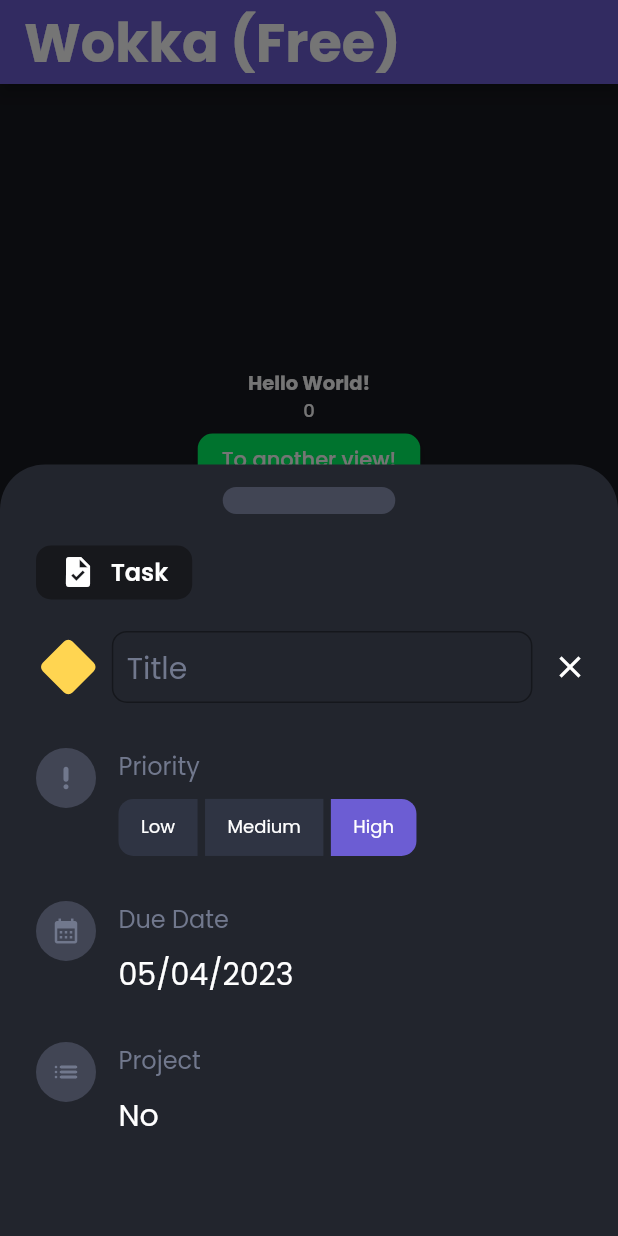
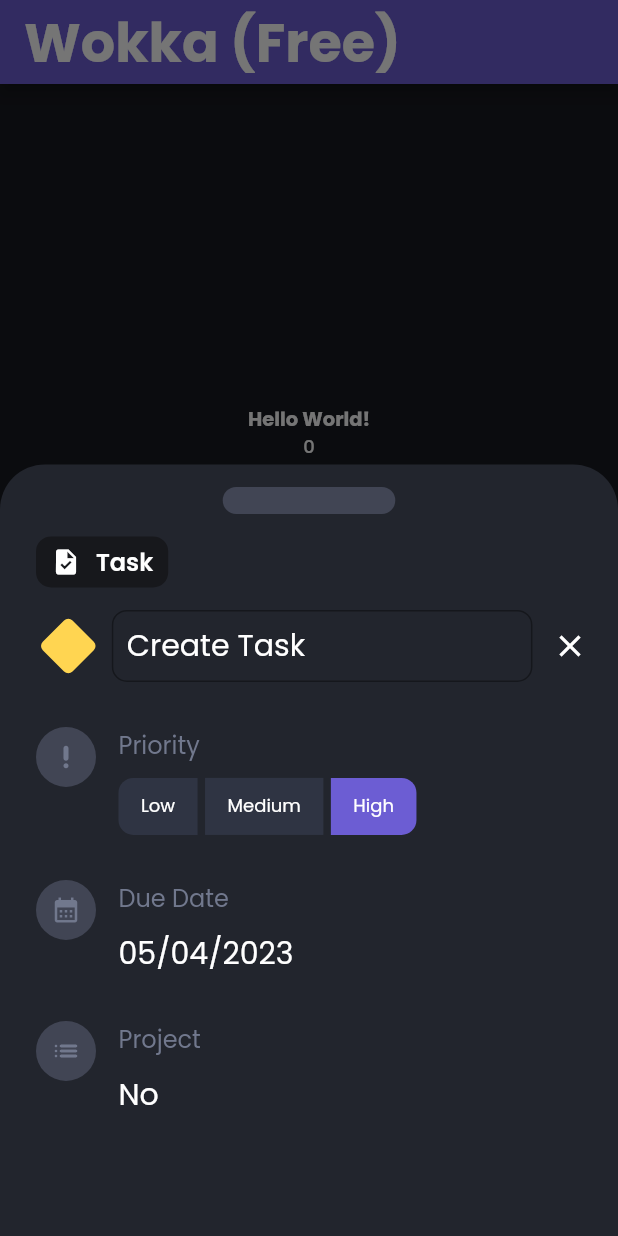
Before and after one commit to DreFlo/lgp-2223-sc1, a Flutter app: the screen it shows after launch, after a tap on "Create Form", on a phone screen of 412 x 824 dp. Run offline on Flutter 3.47's test engine with Material 2 defaults, Android fonts, the phone set to English and light mode, and no system bars; our stand-ins replace floor, flutter_svg, get_it, like_button, lottie, rive and 1 more; missing offline and left inert: emojis; accounts and stored records are empty; generated files the repository leaves out were written again.

Commit message:
Just some cleaning.

```diff
--- a/src/lib/pages/HomePage.dart
+++ b/src/lib/pages/HomePage.dart
@@ -6,6 +6,7 @@ import 'package:src/animation_test/main.dart';
 import 'package:src/daos/person_dao.dart';
 import 'package:src/models/person.dart';
 import 'package:src/pages/notes/AddTaskNoteForm.dart';
+import 'package:src/themes/colors.dart';
 import 'package:src/utils/service_locator.dart';
 import 'leisure/AddToCatalogForm.dart';
 import 'leisure/MarkEpisodesSheet.dart';
@@ -16,8 +17,6 @@ import 'leisure/MediaPage.dart';
 import 'package:src/utils/enums.dart';
 
 import 'tasks/CreateForm.dart';
-
-const Color leisureColor = Color(0xFFF52349);
 
 class HomePage extends StatefulWidget {
   final String title;
@@ -514,32 +513,6 @@ class _HomePageState extends State<HomePage> {
                                   ])));
                 }),
             ElevatedButton(
-                child: Text("AddTaskNoteForm"),
-                onPressed: () {
-                  showModalBottomSheet(
-                      context: context,
-                      isScrollControlled: true,
-                      backgroundColor: Color(0xFF22252D),
-                      shape: RoundedRectangleBorder(
-                        borderRadius:
-                            BorderRadius.vertical(top: Radius.circular(30.0)),
-                      ),
-                      builder: (context) => Padding(
-                          padding: EdgeInsets.only(
-                              bottom: MediaQuery.of(context).viewInsets.bottom +
-                                  50),
-                          child: DraggableScrollableSheet(
-                            expand: false,
-                            initialChildSize: 0.60,
-                            minChildSize: 0.60,
-                            maxChildSize: 0.60,
-                            builder: (context, scrollController) =>
-                                SingleChildScrollView(
-                                    controller: scrollController,
-                                    child: AddTaskNoteForm()),
-                          )));
-                }),
-                ElevatedButton(
                 child: Text("Create Form"),
                 onPressed: () {
                   showModalBottomSheet(
@@ -552,7 +525,8 @@ class _HomePageState extends State<HomePage> {
                       ),
                       builder: (context) => Padding(
                             padding: EdgeInsets.only(
-                              bottom: MediaQuery.of(context).viewInsets.bottom +
+                                bottom:
+                                    MediaQuery.of(context).viewInsets.bottom +
                                         50),
                             child: DraggableScrollableSheet(
                                 expand: false,
@@ -560,9 +534,8 @@ class _HomePageState extends State<HomePage> {
                                 minChildSize: 0.60,
                                 maxChildSize: 0.60,
                                 builder: (context, scrollController) =>
-                                SingleChildScrollView(
-                                    controller: scrollController,
-                                    child: CreateForm(
+                                    CreateForm(
+                                        scrollController: scrollController,
                                         title: "Create Task",
                                         project: "No",
                                         dueDate: "05/04/2023",
@@ -570,9 +543,8 @@ class _HomePageState extends State<HomePage> {
                                         notes: const ["nothing"],
                                         institution: "FEUP",
                                         subject: "LPOO",
-                                      description: "nothing"
-                                    )),
-                          )));
+                                        description: "nothing")),
+                          ));
                 }),
             FutureBuilder(
                 key: ValueKey<Object>(redrawObject),
--- a/src/lib/pages/leisure/AddBookNoteForm.dart
+++ b/src/lib/pages/leisure/AddBookNoteForm.dart
@@ -68,7 +68,7 @@ class _AddBookNoteFormState extends State<AddBookNoteForm> {
                     textAlign: TextAlign.center,
                     decoration: InputDecoration(
                       filled: true,
-                      fillColor: lightGray,
+                      fillColor: textField,
                       helperStyle: Theme.of(context).textTheme.labelSmall,
                       border: OutlineInputBorder(
                         borderSide: BorderSide.none,
@@ -90,7 +90,7 @@ class _AddBookNoteFormState extends State<AddBookNoteForm> {
                     textAlign: TextAlign.center,
                     decoration: InputDecoration(
                       filled: true,
-                      fillColor: lightGray,
+                      fillColor: textField,
                       helperStyle: Theme.of(context).textTheme.labelSmall,
                       border: OutlineInputBorder(
                         borderSide: BorderSide.none,
@@ -198,7 +198,7 @@ class _AddBookNoteFormState extends State<AddBookNoteForm> {
                     maxLines: 10,
                     decoration: InputDecoration(
                       filled: true,
-                      fillColor: lightGray,
+                      fillColor: textField,
                       helperStyle: Theme.of(context).textTheme.labelSmall,
                       border: OutlineInputBorder(
                         borderSide: BorderSide.none,
--- a/src/lib/pages/leisure/AddEpisodeNoteForm.dart
+++ b/src/lib/pages/leisure/AddEpisodeNoteForm.dart
@@ -51,7 +51,7 @@ class _AddEpisodeNoteFormState extends State<AddEpisodeNoteForm> {
                   maxLines: 10,
                   decoration: InputDecoration(
                     filled: true,
-                    fillColor: lightGray,
+                    fillColor: textField,
                     helperStyle: Theme.of(context).textTheme.labelSmall,
                     border: OutlineInputBorder(
                       borderSide: BorderSide.none,
--- a/src/lib/pages/leisure/FinishedMediaForm.dart
+++ b/src/lib/pages/leisure/FinishedMediaForm.dart
@@ -304,7 +304,7 @@ class _FinishedMediaFormState extends State<FinishedMediaForm> {
                 maxLines: 10,
                 decoration: InputDecoration(
                   filled: true,
-                  fillColor: lightGray,
+                  fillColor: textField,
                   helperStyle: Theme.of(context).textTheme.labelSmall,
                   border: OutlineInputBorder(
                     borderSide: BorderSide.none,
--- a/src/lib/pages/notes/AddTaskNoteForm.dart
+++ b/src/lib/pages/notes/AddTaskNoteForm.dart
@@ -62,7 +62,7 @@ class _AddTaskNoteFormState extends State<AddTaskNoteForm> {
                     maxLines: 10,
                     decoration: InputDecoration(
                       filled: true,
-                      fillColor: lightGray,
+                      fillColor: textField,
                       helperStyle: Theme.of(context).textTheme.labelSmall,
                       border: OutlineInputBorder(
                         borderSide: BorderSide.none,
--- a/src/lib/pages/tasks/CreateForm.dart
+++ b/src/lib/pages/tasks/CreateForm.dart
@@ -12,9 +12,11 @@ class CreateForm extends StatefulWidget {
   final String? title, dueDate, project, institution, subject, description;
   final Priority? priority;
   final List<String>? notes;
+  final ScrollController scrollController;
 
   const CreateForm(
       {Key? key,
+      required this.scrollController,
       this.title,
       this.dueDate,
       this.project,
@@ -45,9 +47,7 @@ class _CreateFormState extends State<CreateForm> {
     if (notes == null) {
       notesList.add(Text(AppLocalizations.of(context).no_notes,
           style: const TextStyle(
-              color: lightGray,
-              fontSize: 16,
-              fontWeight: FontWeight.normal)));
+              color: lightGray, fontSize: 16, fontWeight: FontWeight.normal)));
     }
 
     return notesList;
@@ -64,6 +64,8 @@ class _CreateFormState extends State<CreateForm> {
     priority = widget.priority;
     notes = widget.notes;
 
+    controller.text = title!;
+
     super.initState();
   }
 
@@ -71,6 +73,8 @@ class _CreateFormState extends State<CreateForm> {
   Widget build(BuildContext context) {
     return Padding(
         padding: const EdgeInsets.symmetric(horizontal: 24),
+        child: SingleChildScrollView(
+          controller: widget.scrollController,
           child: Wrap(spacing: 10, children: [
             Row(mainAxisAlignment: MainAxisAlignment.center, children: [
               Padding(
@@ -86,21 +90,16 @@ class _CreateFormState extends State<CreateForm> {
                   ))
             ]),
             Row(children: [
-            ElevatedButton(
-                style: ButtonStyle(
-                    shadowColor:
-                        MaterialStateProperty.all<Color>(Colors.transparent),
-                    backgroundColor: MaterialStateProperty.all<Color>(
-                        const Color(0xFF17181C)),
-                    shape: MaterialStateProperty.all<RoundedRectangleBorder>(
-                        RoundedRectangleBorder(
-                            borderRadius: BorderRadius.circular(10)))),
-                onPressed: () {
-                  //TODO: Change the form.
-                },
+              Container(
+                  padding:
+                      const EdgeInsets.symmetric(horizontal: 10, vertical: 5),
+                  decoration: BoxDecoration(
+                      color: const Color(0xFF17181C),
+                      shape: BoxShape.rectangle,
+                      borderRadius: BorderRadius.circular(10)),
                   child: Wrap(children: [
                     Row(children: [
-                    const Icon(Icons.task),
+                      const Icon(Icons.task, color: Colors.white, size: 20),
                       const SizedBox(width: 10),
                       Text(AppLocalizations.of(context).task,
                           style: const TextStyle(
@@ -122,8 +121,8 @@ class _CreateFormState extends State<CreateForm> {
                           angle: -Math.pi / 4,
                           child: ElevatedButton(
                             style: ButtonStyle(
-                              shadowColor:
-                                  MaterialStateProperty.all(Colors.transparent),
+                                shadowColor: MaterialStateProperty.all(
+                                    Colors.transparent),
                                 elevation: MaterialStateProperty.all(0),
                                 alignment: const Alignment(0, 0),
                                 backgroundColor:
@@ -141,13 +140,18 @@ class _CreateFormState extends State<CreateForm> {
                   flex: 10,
                   child: TextField(
                       controller: controller,
+                      style: const TextStyle(
+                          fontSize: 20,
+                          color: Colors.white,
+                          fontWeight: FontWeight.w400),
                       maxLines: 1,
                       decoration: InputDecoration(
                         contentPadding: const EdgeInsets.symmetric(
                             horizontal: 10, vertical: 5),
                         border: OutlineInputBorder(
-                          borderRadius: BorderRadius.circular(10),
-                          borderSide: const BorderSide(color: lightGray)),
+                            borderRadius: BorderRadius.circular(10)),
+                        disabledBorder: const OutlineInputBorder(
+                            borderSide: BorderSide(color: Color(0xFF414554))),
                         hintText: AppLocalizations.of(context).title,
                         hintStyle: const TextStyle(
                             fontSize: 20,
@@ -313,8 +317,9 @@ class _CreateFormState extends State<CreateForm> {
 
                   setState(() {});
                 },
-              child:
-                  Row(crossAxisAlignment: CrossAxisAlignment.start, children: [
+                child: Row(
+                    crossAxisAlignment: CrossAxisAlignment.start,
+                    children: [
                       Flexible(
                           flex: 1,
                           child: Column(children: [
@@ -353,14 +358,16 @@ class _CreateFormState extends State<CreateForm> {
                                     InkWell(
                                       highlightColor: lightGray,
                                       child: Column(
-                                  mainAxisAlignment: MainAxisAlignment.center,
+                                        mainAxisAlignment:
+                                            MainAxisAlignment.center,
                                         children: [
                                           Text(dueDate!,
                                               textAlign: TextAlign.center,
                                               style: const TextStyle(
                                                   fontFamily: 'Poppins',
                                                   fontSize: 20,
-                                            fontWeight: FontWeight.normal))
+                                                  fontWeight:
+                                                      FontWeight.normal))
                                         ],
                                       ),
                                     )
@@ -374,8 +381,9 @@ class _CreateFormState extends State<CreateForm> {
                 onTap: () {
                   //TODO: Project selection - need to have it here to work with it.
                 },
-              child:
-                  Row(crossAxisAlignment: CrossAxisAlignment.start, children: [
+                child: Row(
+                    crossAxisAlignment: CrossAxisAlignment.start,
+                    children: [
                       Flexible(
                           flex: 1,
                           child: Column(children: [
@@ -412,7 +420,8 @@ class _CreateFormState extends State<CreateForm> {
                                   mainAxisAlignment: MainAxisAlignment.start,
                                   children: [
                                     Column(
-                                mainAxisAlignment: MainAxisAlignment.center,
+                                      mainAxisAlignment:
+                                          MainAxisAlignment.center,
                                       children: [
                                         Text(projectTitle!,
                                             textAlign: TextAlign.center,
@@ -432,8 +441,9 @@ class _CreateFormState extends State<CreateForm> {
                 onTap: () {
                   //TODO: Project selection - need to have it here to work with it.
                 },
-              child:
-                  Row(crossAxisAlignment: CrossAxisAlignment.start, children: [
+                child: Row(
+                    crossAxisAlignment: CrossAxisAlignment.start,
+                    children: [
                       Flexible(
                           flex: 1,
                           child: Column(children: [
@@ -484,8 +494,9 @@ class _CreateFormState extends State<CreateForm> {
                 onTap: () {
                   //TODO: Project selection - need to have it here to work with it.
                 },
-              child:
-                  Row(crossAxisAlignment: CrossAxisAlignment.start, children: [
+                child: Row(
+                    crossAxisAlignment: CrossAxisAlignment.start,
+                    children: [
                       Flexible(
                           flex: 1,
                           child: Column(children: [
@@ -547,6 +558,11 @@ class _CreateFormState extends State<CreateForm> {
               Flexible(
                   flex: 1,
                   child: TextField(
+                    controller: TextEditingController(text: description),
+                    style: const TextStyle(
+                        fontFamily: 'Poppins',
+                        fontSize: 14,
+                        fontWeight: FontWeight.normal),
                     decoration: const InputDecoration(
                       filled: true,
                       fillColor: Color(0xFF17181C),
@@ -586,14 +602,29 @@ class _CreateFormState extends State<CreateForm> {
                         borderRadius:
                             BorderRadius.vertical(top: Radius.circular(30.0)),
                       ),
-                    builder: (builder) =>
-                        const SingleChildScrollView(child: AddTaskNoteForm()));
+                      builder: (builder) => const SingleChildScrollView(
+                          child: AddTaskNoteForm()));
                 },
               ),
             ]),
             const SizedBox(height: 7.5),
             ...getNotes(),
-          const SizedBox(height: 100)
-        ]));
+            const SizedBox(height: 30),
+            ElevatedButton(
+                onPressed: () {
+                  //TODO: Save stuff + send to database.
+                },
+                style: ElevatedButton.styleFrom(
+                  minimumSize:
+                      Size(MediaQuery.of(context).size.width * 0.95, 55),
+                  backgroundColor: primaryColor,
+                  shape: RoundedRectangleBorder(
+                    borderRadius: BorderRadius.circular(25.0),
+                  ),
+                ),
+                child: Text(AppLocalizations.of(context).save,
+                    style: Theme.of(context).textTheme.headlineSmall))
+          ]),
+        ));
   }
 }
--- a/src/lib/themes/colors.dart
+++ b/src/lib/themes/colors.dart
@@ -7,3 +7,4 @@ const Color studentColor = Color(0xFFFFD551);
 
 const Color lightGray = Color(0xFF2F3443);
 const Color modalBackground = Color(0xFF22252D);
+const Color textField = Color(0xFF17181C);
```
Lines whose indentation alone changed are shown as unchanged.
